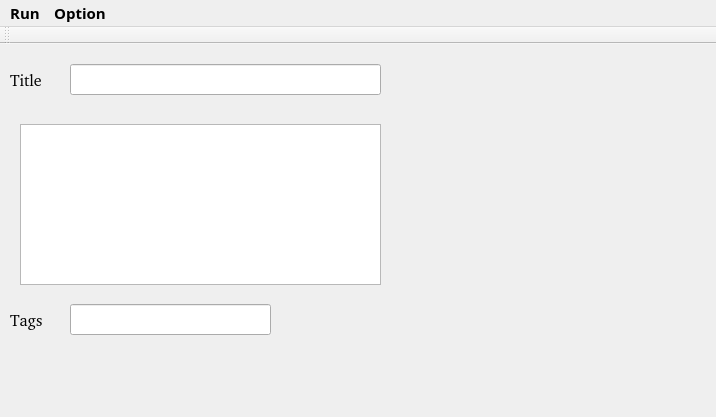
Old version of the form SOsuggestion/mainwindow.ui in the repository icecity96/SOsuggestion.
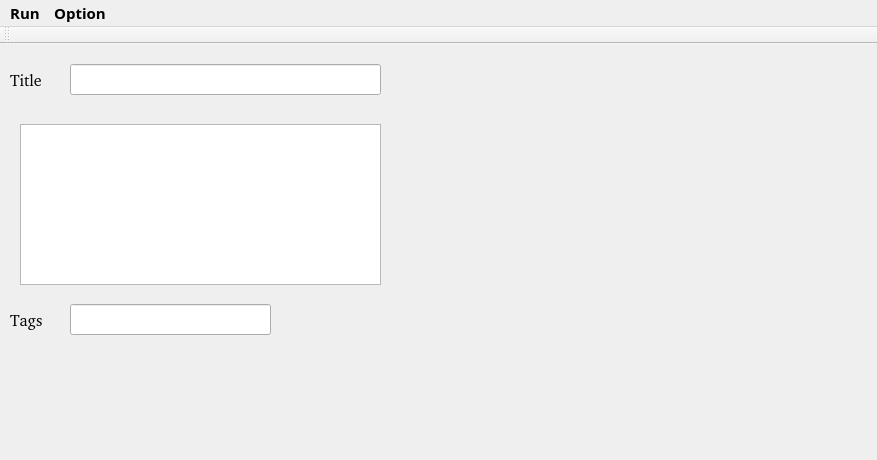
New version of the form.

What changed in the file:
```diff
--- a/SOsuggestion/mainwindow.ui
+++ b/SOsuggestion/mainwindow.ui
@@ -6,8 +6,8 @@
    <rect>
     <x>0</x>
     <y>0</y>
-    <width>716</width>
-    <height>417</height>
+    <width>877</width>
+    <height>460</height>
    </rect>
   </property>
   <property name="windowTitle">
@@ -116,7 +116,7 @@
     <rect>
      <x>0</x>
      <y>0</y>
-     <width>716</width>
+     <width>877</width>
      <height>25</height>
     </rect>
    </property>
```
Left out of the diff: 6 changed lines with no effect on the pictures.
